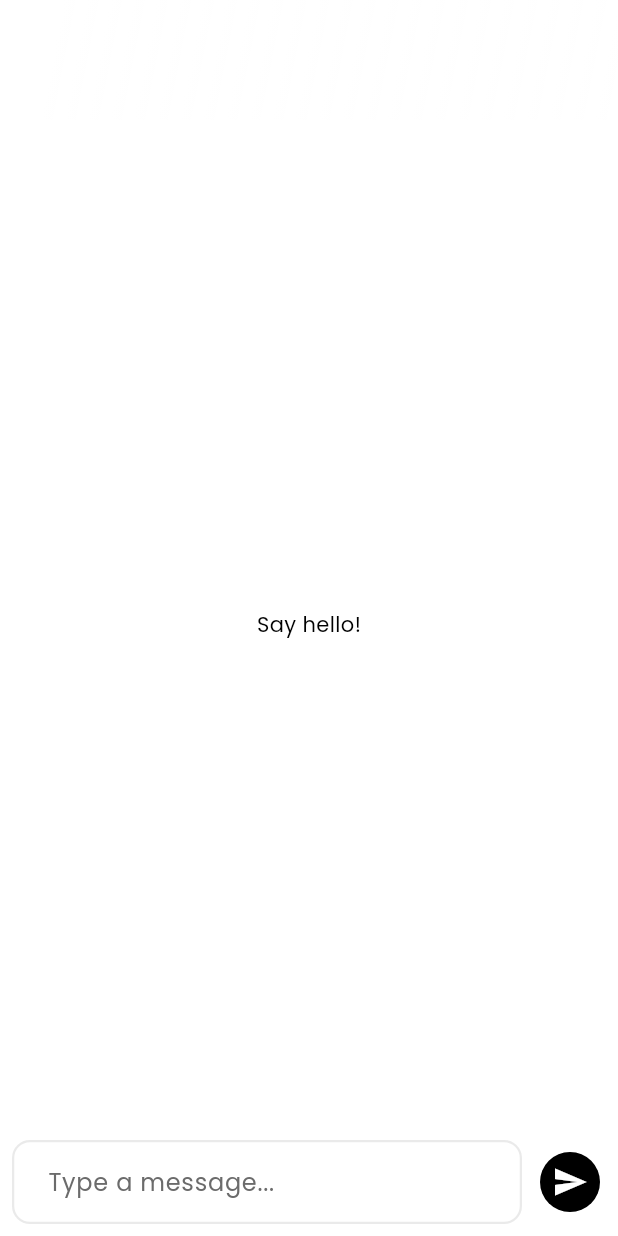
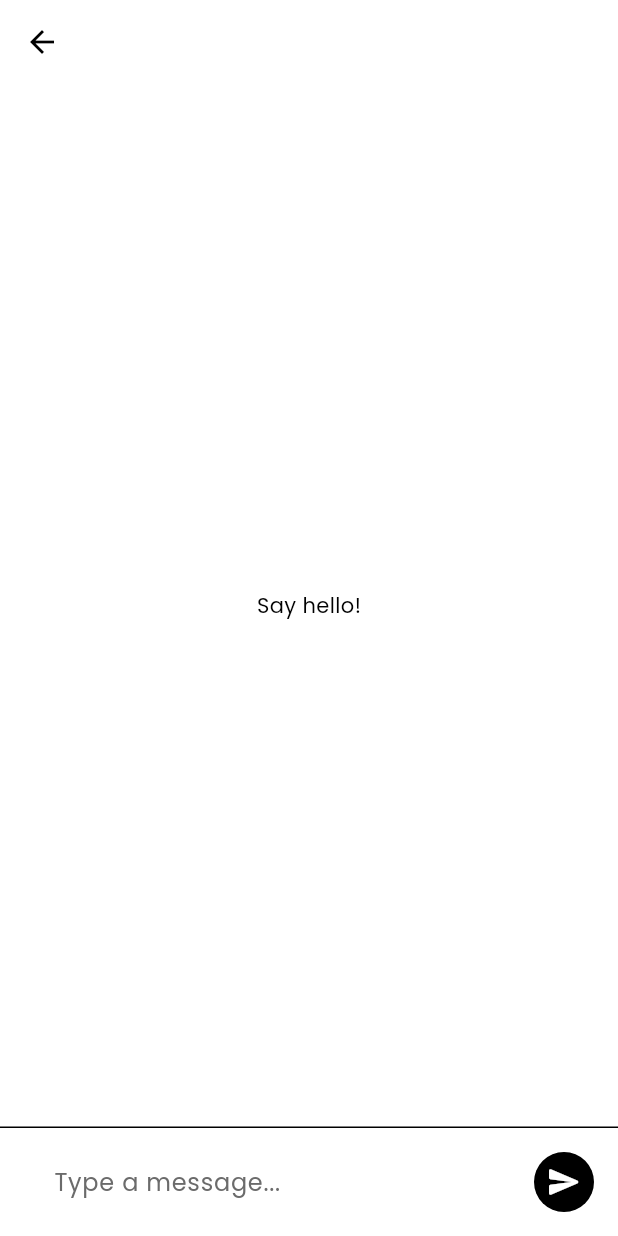
Before and after one commit to loveucifer/atelier, a Flutter app: the ChatScreen screen opened directly with empty values, on a phone screen of 412 x 824 dp. Run offline on Flutter 3.47's test engine with Material 3 defaults, Android fonts, the phone set to English and light mode, and no system bars; drawn by our look-alikes of glassmorphism; our stand-ins replace cached_network_image, dotted_border, flutter_dotenv, image_picker, supabase_flutter; accounts and stored records are empty; network calls fail.

Commit message:
Add files via upload

```diff
--- a/lib/screens/conversations/conversations_screen.dart
+++ b/lib/screens/conversations/conversations_screen.dart
@@ -48,6 +48,8 @@ class _ConversationsScreenState extends State<ConversationsScreen> {
           }
           if (!snapshot.hasData || snapshot.data!.isEmpty) {
             return Center(
+              child: Padding(
+                padding: const EdgeInsets.symmetric(horizontal: 24.0),
                 child: Column(
                   mainAxisAlignment: MainAxisAlignment.center,
                   children: [
@@ -64,6 +66,7 @@ class _ConversationsScreenState extends State<ConversationsScreen> {
                       style: TextStyle(fontSize: 16, color: Colors.grey.shade600),
                     ),
                   ],
+                ),
               ),
             );
           }
--- a/lib/screens/messaging/chat_screen.dart
+++ b/lib/screens/messaging/chat_screen.dart
@@ -1,6 +1,5 @@
 import 'dart:async';
 import 'package:atelier/main.dart';
-import 'package:atelier/widgets/common/glass_app_bar.dart';
 import 'package:flutter/material.dart';
 import 'package:supabase_flutter/supabase_flutter.dart';
 
@@ -29,7 +28,7 @@ class _ChatScreenState extends State<ChatScreen> {
         .from('messages')
         .stream(primaryKey: ['id'])
         .eq('conversation_id', widget.conversationId)
-        .order('created_at');
+        .order('created_at', ascending: true); // Fetch messages in chronological order
   }
 
   @override
@@ -63,48 +62,47 @@ class _ChatScreenState extends State<ChatScreen> {
   @override
   Widget build(BuildContext context) {
     return Scaffold(
-      backgroundColor: Colors.transparent,
-      appBar: GlassAppBar(title: widget.otherUserName),
+      appBar: AppBar(
+        title: Text(widget.otherUserName),
+      ),
       body: Column(
         children: [
           Expanded(
             child: StreamBuilder<List<Map<String, dynamic>>>(
               stream: _messagesStream,
               builder: (context, snapshot) {
-                if (snapshot.connectionState == ConnectionState.waiting) {
+                if (!snapshot.hasData) {
                   return const Center(child: CircularProgressIndicator());
                 }
-                if (snapshot.hasError) {
-                  return Center(child: Text('Error: ${snapshot.error}'));
-                }
-                final messages = snapshot.data ?? [];
+                final messages = snapshot.data!;
                 if (messages.isEmpty) {
                   return const Center(child: Text('Say hello!'));
                 }
                 final currentUserId = supabase.auth.currentUser!.id;
 
                 return ListView.builder(
-                  padding: const EdgeInsets.only(top: 100, bottom: 16, left: 16, right: 16),
-                  reverse: true,
+                  padding: const EdgeInsets.symmetric(horizontal: 16, vertical: 16),
                   itemCount: messages.length,
                   itemBuilder: (context, index) {
-                    final message = messages[messages.length - 1 - index];
+                    final message = messages[index];
                     final isMine = message['sender_id'] == currentUserId;
 
                     return Align(
                       alignment: isMine ? Alignment.centerRight : Alignment.centerLeft,
                       child: Container(
                         margin: const EdgeInsets.symmetric(vertical: 4),
-                        padding: const EdgeInsets.symmetric(horizontal: 14, vertical: 10),
+                        padding: const EdgeInsets.symmetric(horizontal: 16, vertical: 10),
                         decoration: BoxDecoration(
                           color: isMine
                               ? Theme.of(context).primaryColor
-                              : Theme.of(context).colorScheme.surface.withOpacity(0.5),
+                              : Theme.of(context).inputDecorationTheme.fillColor,
                           borderRadius: BorderRadius.circular(20),
                         ),
                         child: Text(
                           message['content'],
-                          style: const TextStyle(color: Colors.white),
+                          style: TextStyle(
+                            color: isMine ? Colors.white : Colors.black,
+                          ),
                         ),
                       ),
                     );
@@ -113,9 +111,14 @@ class _ChatScreenState extends State<ChatScreen> {
               },
             ),
           ),
+          // New message input area style
           SafeArea(
-            child: Padding(
-              padding: const EdgeInsets.all(8.0),
+            child: Container(
+              padding: const EdgeInsets.symmetric(horizontal: 12.0, vertical: 8.0),
+              decoration: BoxDecoration(
+                color: Theme.of(context).scaffoldBackgroundColor,
+                border: Border(top: BorderSide(color: Theme.of(context).dividerColor)),
+              ),
               child: Row(
                 children: [
                   Expanded(
@@ -123,18 +126,20 @@ class _ChatScreenState extends State<ChatScreen> {
                       controller: _messageController,
                       decoration: const InputDecoration(
                         hintText: 'Type a message...',
-                        filled: true,
                         border: InputBorder.none,
+                        enabledBorder: InputBorder.none,
+                        focusedBorder: InputBorder.none,
                       ),
-                       onFieldSubmitted: (_) => _sendMessage(),
+                      // The onFieldSubmitted callback has been removed to prevent accidental sending.
                     ),
                   ),
                   const SizedBox(width: 8),
-                  IconButton.filled(
+                  IconButton(
                     onPressed: _sendMessage,
-                    icon: const Icon(Icons.send),
+                    icon: const Icon(Icons.send_rounded),
                     style: IconButton.styleFrom(
-                      backgroundColor: Theme.of(context).primaryColor
+                      backgroundColor: Theme.of(context).primaryColor,
+                      foregroundColor: Colors.white,
                     ),
                   ),
                 ],
```
Also changed, not shown: lib/screens/auth/login_screen.dart (+51 -2 lines), lib/screens/listings/listing_details_screen.dart (+46 -78 lines), lib/screens/search/search_screen.dart (+29 -41 lines), assets/noise.png (added). Lines whose indentation alone changed are shown as unchanged.
